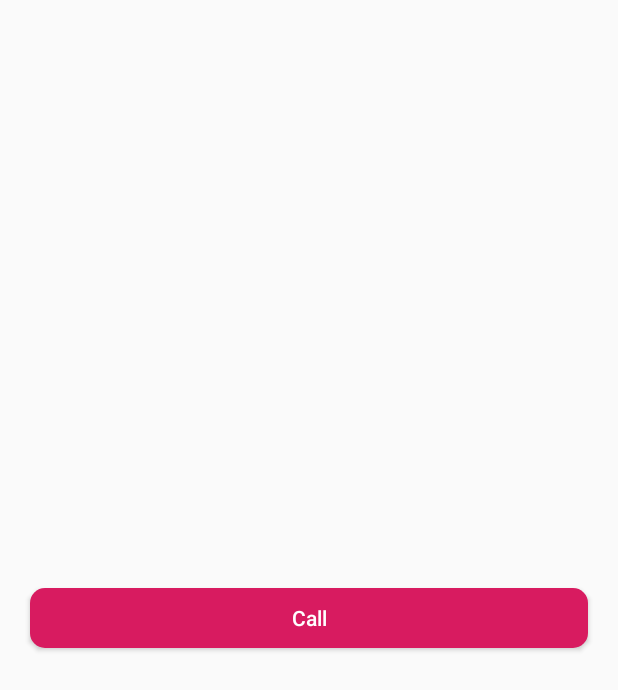
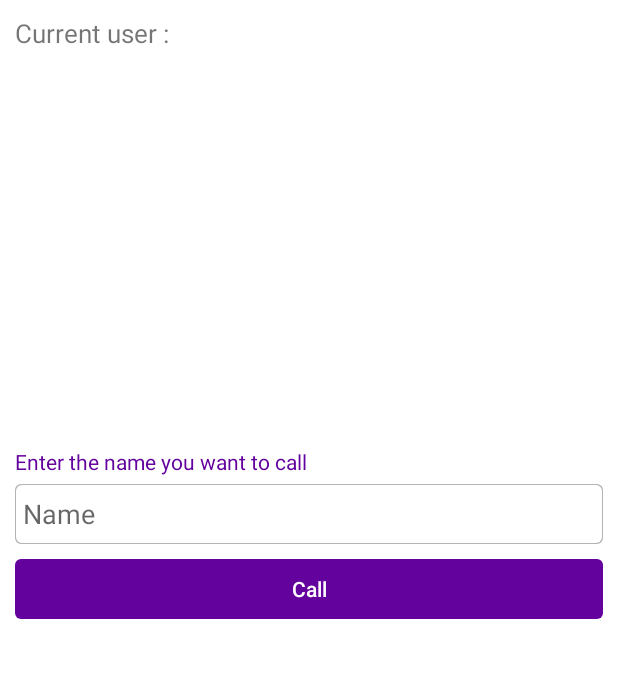
Before and after one commit to HagarMohamad21/Voipo, an Android app: the CallActivity screen opened directly, with no data from a screen before it, on a phone screen of 412 x 824 dp. Shown: the top 690 px of the screen. Run offline under Robolectric (Android 15) with nearby library versions, the phone set to English and light mode, and no system bars; libraries missing offline, so code that uses them is left out: com.sinch.android; 1 statement that could not run was skipped.

Commit message:
last commit before changing machine

```diff
--- a/app/src/main/java/net/zonetech/viopdemo/Activities/BaseActivity.kt
+++ b/app/src/main/java/net/zonetech/viopdemo/Activities/BaseActivity.kt
@@ -27,12 +27,10 @@ open class BaseActivity : AppCompatActivity(),ServiceConnection {
         bindService()
         requestWindowFeature(Window.FEATURE_NO_TITLE)
         window.addFlags(
-            WindowManager.LayoutParams.FLAG_FULLSCREEN
-                    or WindowManager.LayoutParams.FLAG_KEEP_SCREEN_ON
+                 WindowManager.LayoutParams.FLAG_KEEP_SCREEN_ON
                     or WindowManager.LayoutParams.FLAG_DISMISS_KEYGUARD
                     or WindowManager.LayoutParams.FLAG_SHOW_WHEN_LOCKED
-                    or WindowManager.LayoutParams.FLAG_TURN_SCREEN_ON
-        )
+                    or WindowManager.LayoutParams.FLAG_TURN_SCREEN_ON)
     }
 
 
--- a/app/src/main/java/net/zonetech/viopdemo/Activities/CallActivity.kt
+++ b/app/src/main/java/net/zonetech/viopdemo/Activities/CallActivity.kt
@@ -1,60 +1,44 @@
-package net.zonetech.viopdemo.Activities
+ package net.zonetech.viopdemo.Activities
 
-import android.Manifest
-import android.content.pm.PackageManager
 import android.os.Bundle
-import android.support.v4.app.ActivityCompat
-import android.support.v7.app.AppCompatActivity
 import com.sinch.android.rtc.SinchClient
 import kotlinx.android.synthetic.main.activity_call.*
+import net.zonetech.viopdemo.R
 import net.zonetech.viopdemo.Sinch.Client
-import net.zonetech.viopdemo.R
 
-const val REQUEST_CODE=2019
+ const val REQUEST_CODE=2019
 class CallActivity :BaseActivity() {
 
    private lateinit var client:SinchClient
     override fun onCreate(savedInstanceState: Bundle?) {
         super.onCreate(savedInstanceState)
         setContentView(R.layout.activity_call)
-        askPermission()
-        getClient()
+        callBtn.isEnabled=false
         setListeners()
 
     }
 
-    private fun askPermission() {
-      if(ActivityCompat.checkSelfPermission(this,Manifest.permission.RECORD_AUDIO)!=PackageManager.PERMISSION_GRANTED){
-          ActivityCompat.requestPermissions(this, arrayOf(Manifest.permission.RECORD_AUDIO),
-              REQUEST_CODE
-          )
-      }
+    override fun onServiceConnected() {
+        callBtn.isEnabled=true
+        var name=getSinchServiceInterface()?.userName
+        userNameTxt.text = name
+        getClient(name!!)
+
+
     }
 
     private fun setListeners() {
         callBtn.setOnClickListener {
-            client.callClient.callUser("Esraa")
+            if(!nameEditTxt.text.isNullOrEmpty()){
+                var userName=nameEditTxt.text.toString()
+                client.callClient.callUser(userName)
+            }
+
         }
     }
-
-    private fun  getClient() {
-        client= Client(this).getClient("Hagar")
+    private fun  getClient(name:String) {
+        client= Client(this).getClient(name)
         client.setSupportCalling(true)
         client.start()
     }
-
-    override fun onRequestPermissionsResult(
-        requestCode: Int,
-        permissions: Array<out String>,
-        grantResults: IntArray
-    ) {
-        if (requestCode== REQUEST_CODE){
-            if(grantResults.isNotEmpty()&&grantResults[0]==PackageManager.PERMISSION_GRANTED){
-                // we have permission
-            }
-            else {
-                finish()
-            }
-        }
-    }
 }
--- a/app/src/main/java/net/zonetech/viopdemo/Sinch/SinchService.kt
+++ b/app/src/main/java/net/zonetech/viopdemo/Sinch/SinchService.kt
@@ -40,6 +40,7 @@ class SinchService :Service() {
 
     private fun attemptAutoStart() {
         val userName = mSettings!!.username!!
+        Log.d(TAG, "attemptAutoStart: "+userName)
         if (!userName.isEmpty() && messenger != null) {
             start(userName)
         }
--- a/app/src/main/java/net/zonetech/viopdemo/Utils/Common.kt
+++ b/app/src/main/java/net/zonetech/viopdemo/Utils/Common.kt
@@ -2,7 +2,7 @@ package net.zonetech.viopdemo.Utils
 
 class Common {
     companion object{
-        var userName: String?=null
+        var userName: String?=""
         const val APP_KEY = "b9ea54f0-21dc-4f9e-b435-c312f2e14c38"
          const val APP_SECRET = "5nLsTY7IqkSzBAYdzXL+Bg=="
          const val ENVIRONMENT = "clientapi.sinch.com"
--- a/app/src/main/res/layout/activity_call.xml
+++ b/app/src/main/res/layout/activity_call.xml
@@ -1,25 +1,66 @@
 <?xml version="1.0" encoding="utf-8"?>
-<android.support.constraint.ConstraintLayout
-    xmlns:android="http://schemas.android.com/apk/res/android"
+<android.support.constraint.ConstraintLayout xmlns:android="http://schemas.android.com/apk/res/android"
     xmlns:app="http://schemas.android.com/apk/res-auto"
     xmlns:tools="http://schemas.android.com/tools"
     android:layout_width="match_parent"
+    android:padding="10dp"
     android:layout_height="match_parent"
-    tools:context=".Activities.CallActivity">
+    android:background="@color/white"
+    tools:context=".Activities.LoginActivity">
+
+    <TextView
+        android:id="@+id/textView"
+        android:layout_width="wrap_content"
+        android:layout_height="wrap_content"
+        android:text="Enter the name you want to call"
+        android:textColor="@color/purple"
+        android:textSize="14sp"
+        app:layout_constraintBottom_toBottomOf="parent"
+        app:layout_constraintStart_toStartOf="parent"
+        app:layout_constraintTop_toTopOf="parent"
+        app:layout_constraintVertical_bias="0.367" />
+
+    <EditText
+        android:id="@+id/nameEditTxt"
+        android:layout_width="0dp"
+        android:layout_height="40dp"
+        android:layout_marginTop="5dp"
+        android:background="@drawable/inputbox"
+        android:ems="10"
+        android:hint="Name"
+        android:padding="5dp"
+        app:layout_constraintEnd_toEndOf="parent"
+        app:layout_constraintStart_toStartOf="parent"
+        app:layout_constraintTop_toBottomOf="@+id/textView" />
 
     <Button
         android:id="@+id/callBtn"
         android:layout_width="0dp"
         android:layout_height="40dp"
-        android:layout_marginStart="20dp"
-        android:layout_marginEnd="20dp"
+        android:layout_marginTop="10dp"
         android:text="Call"
+        android:textSize="14sp"
         android:textAllCaps="false"
-        android:textSize="14sp"
-        android:textColor="#fff"
-        android:background="@drawable/btn_back"
-        app:layout_constraintBottom_toBottomOf="parent"
+        android:textColor="@color/white"
+        android:background="@drawable/button_login"
         app:layout_constraintEnd_toEndOf="parent"
         app:layout_constraintStart_toStartOf="parent"
+        app:layout_constraintTop_toBottomOf="@+id/nameEditTxt" />
+
+    <TextView
+        android:id="@+id/textView4"
+        android:layout_width="wrap_content"
+        android:layout_height="wrap_content"
+        android:text="Current user :"
+        android:textSize="17sp"
+        app:layout_constraintStart_toStartOf="parent"
+        app:layout_constraintTop_toTopOf="parent" />
+
+    <TextView
+        android:id="@+id/userNameTxt"
+        android:layout_width="wrap_content"
+        android:layout_height="wrap_content"
+        android:layout_marginStart="5dp"
+        app:layout_constraintStart_toEndOf="@+id/textView4"
         app:layout_constraintTop_toTopOf="parent" />
 </android.support.constraint.ConstraintLayout>
```
Also changed, not shown: app/src/main/AndroidManifest.xml (+9 -7 lines), app/src/main/java/net/zonetech/viopdemo/Activities/AnsweredCallActivity.kt (added, +14 -0 lines), app/src/main/java/net/zonetech/viopdemo/Activities/IncomingCallActivity.kt (+99 -4 lines), app/src/main/java/net/zonetech/viopdemo/Utils/AudioPlayer.kt (+44 -1 lines), app/src/main/res/layout/activity_answered_call.xml (added, +20 -0 lines), 1 other file.
